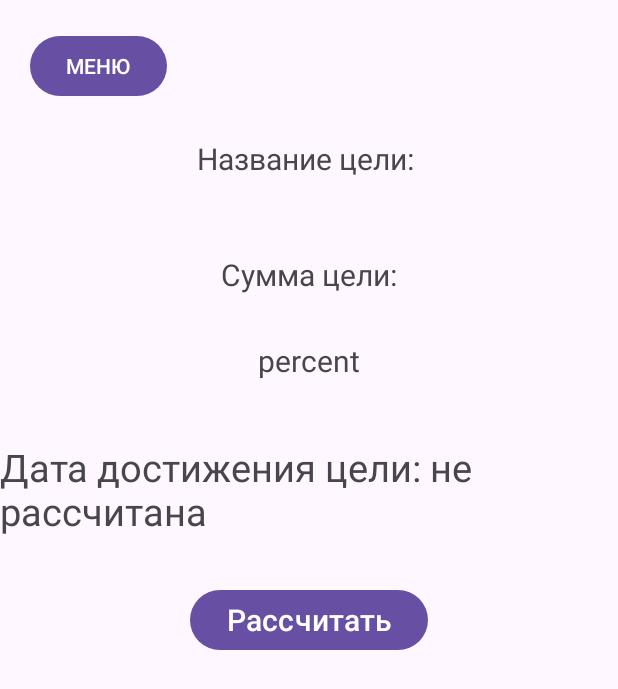
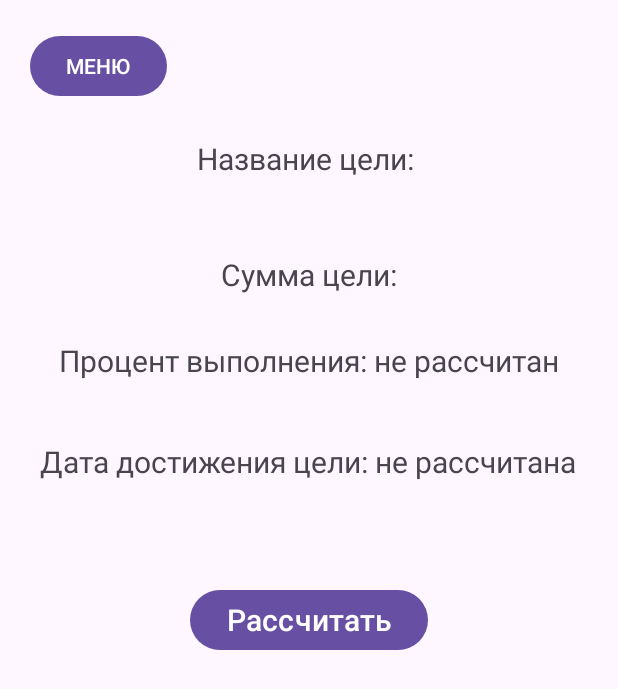
Before and after one commit to sanai1/financial_application, an Android app: the layout activity_goal.xml on its own in the app's theme, with its tools: preview values and no code run, on a phone screen of 412 x 824 dp. Shown: the top 689 px of the screen. Run offline under Robolectric (Android 15) with nearby library versions, the phone set to English and light mode, and no system bars.

Commit message:
goal forecast is finished

```diff
--- a/app/src/main/java/com/example/financial_application/MainActivity.java
+++ b/app/src/main/java/com/example/financial_application/MainActivity.java
@@ -199,7 +199,6 @@ public class MainActivity extends AppCompatActivity implements CategoryDialog.Di
         dialog_update_data.show(getSupportFragmentManager(), "dialogData");
     }
     public void onDialogDataClick(String text) {
-        System.out.println(text);
         binding_activity_main.textViewDate.setText(text);
     }
 
--- a/app/src/main/res/layout/activity_goal.xml
+++ b/app/src/main/res/layout/activity_goal.xml
@@ -45,7 +45,7 @@
             android:layout_width="wrap_content"
             android:layout_height="wrap_content"
             android:layout_marginTop="30dp"
-            android:text="percent"
+            android:text="Процент выполнения: не рассчитан"
             android:textSize="20dp"
             app:layout_constraintEnd_toEndOf="parent"
             app:layout_constraintStart_toStartOf="parent"
@@ -69,7 +69,7 @@
             android:layout_height="wrap_content"
             android:layout_marginTop="40dp"
             android:text="Дата достижения цели: не рассчитана"
-            android:textSize="25dp"
+            android:textSize="20dp"
             app:layout_constraintEnd_toEndOf="parent"
             app:layout_constraintHorizontal_bias="0.498"
             app:layout_constraintStart_toStartOf="parent"
```
Also changed, not shown: app/src/main/java/com/example/financial_application/GoalActivity.java (+26 -6 lines).
